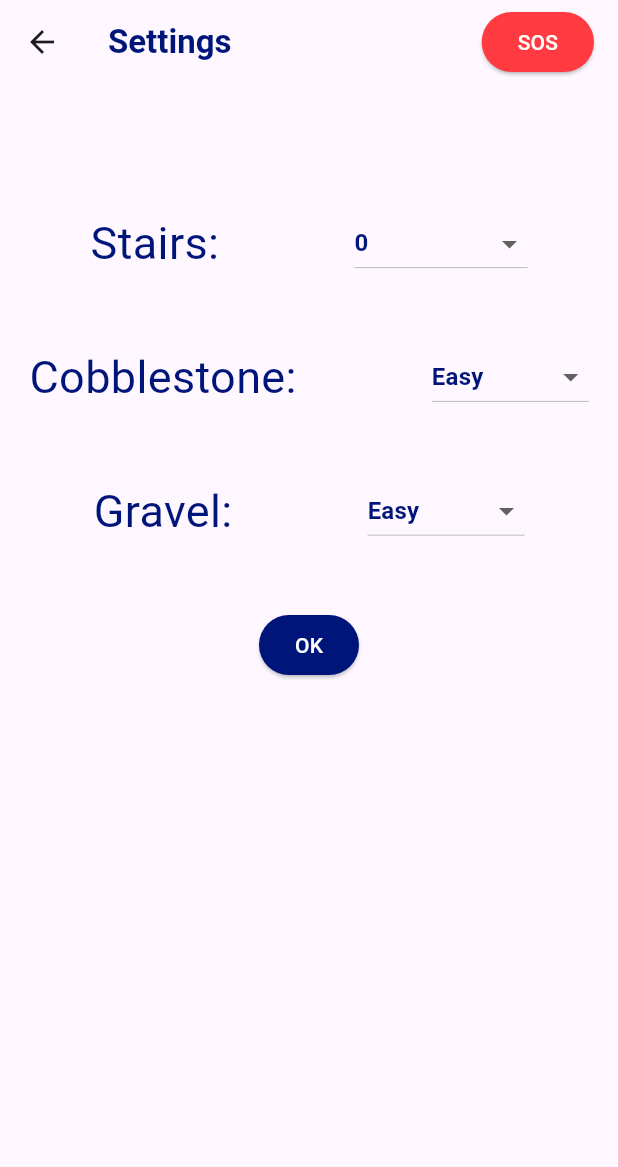
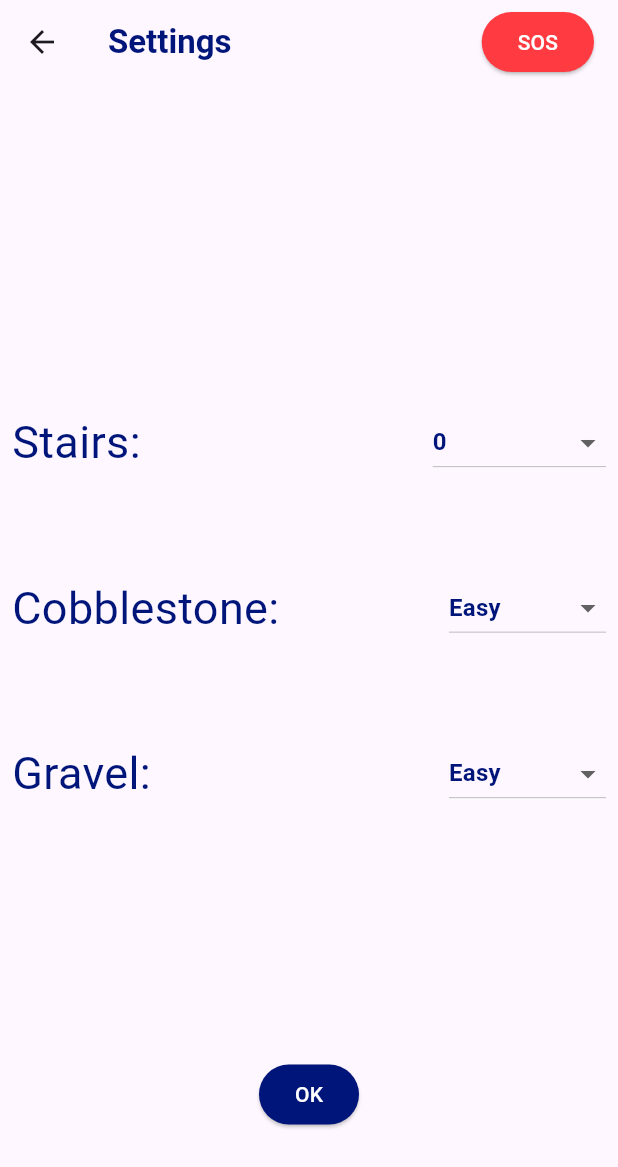
Before and after one commit to SunJet72/ableapp-front, a Flutter app: the SettingsScreen screen opened directly, on a phone screen of 412 x 824 dp. Shown: the top 1167 px of the screen. Run offline on Flutter 3.47's test engine with Material 3 defaults, Android fonts, the phone set to English and light mode, and no system bars; our stand-ins replace equatable, flutter_bloc, flutter_map, flutter_native_splash, get_it, latlong2 and 2 more; missing offline and left inert: flutter_dial_knob, flutter_map_location_marker.

Commit message:
design fix

```diff
--- a/lib/features/maps/presentation/screens/settings_screen.dart
+++ b/lib/features/maps/presentation/screens/settings_screen.dart
@@ -215,7 +215,10 @@ class _SettingsScreenState extends State<SettingsScreen> {
         ),
       ),
       body: Center(
+        child: Padding(
+          padding: const EdgeInsets.all(8.0),
           child: Column(
+            mainAxisAlignment: MainAxisAlignment.spaceEvenly,
             children: [
               SizedBox(height: MediaQuery.of(context).size.height * 0.1),
 
@@ -228,7 +231,8 @@ class _SettingsScreenState extends State<SettingsScreen> {
                         "Stairs: ",
                         style: TextStyle(color: AppColors.appBlue, fontSize: 30),
                       ),
-                    SizedBox(width: MediaQuery.of(context).size.width * 0.2),
+                      //SizedBox(width: MediaQuery.of(context).size.width * 0.2),
+                      Spacer(),
                       DropdownButton<StairsEnum>(
                         value: state.stairs,
                         items: const [
@@ -328,8 +332,8 @@ class _SettingsScreenState extends State<SettingsScreen> {
                 },
               ),
 
-            SizedBox(height: MediaQuery.of(context).size.height * 0.05),
-
+              //SizedBox(height: MediaQuery.of(context).size.height * 0.05),
+             // Spacer(),
               BlocBuilder<UserBloc, UserState>(
                 builder: (context, state) {
                   return Row(
@@ -339,7 +343,8 @@ class _SettingsScreenState extends State<SettingsScreen> {
                         "Cobblestone: ",
                         style: TextStyle(color: AppColors.appBlue, fontSize: 30),
                       ),
-                    SizedBox(width: MediaQuery.of(context).size.width * 0.2),
+                      //SizedBox(width: MediaQuery.of(context).size.width * 0.1),
+                       Spacer(),
                       DropdownButton<TerrainEnum>(
                         value: state.sand,
                         items: const [
@@ -418,8 +423,8 @@ class _SettingsScreenState extends State<SettingsScreen> {
                 },
               ),
 
-            SizedBox(height: MediaQuery.of(context).size.height * 0.05),
-
+              //SizedBox(height: MediaQuery.of(context).size.height * 0.05),
+              //Spacer(),
               BlocBuilder<UserBloc, UserState>(
                 builder: (context, state) {
                   return Row(
@@ -429,7 +434,8 @@ class _SettingsScreenState extends State<SettingsScreen> {
                         "Gravel: ",
                         style: TextStyle(color: AppColors.appBlue, fontSize: 30),
                       ),
-                    SizedBox(width: MediaQuery.of(context).size.width * 0.2),
+                       Spacer(),
+                      //SizedBox(width: MediaQuery.of(context).size.width * 0.2),
                       DropdownButton<TerrainEnum>(
                         value: state.gravel,
                         items: const [
@@ -588,6 +594,7 @@ class _SettingsScreenState extends State<SettingsScreen> {
             ],
           ),
         ),
+      ),
     );
   }
 }
--- a/lib/main.dart
+++ b/lib/main.dart
@@ -43,6 +43,7 @@ class AbleApp extends StatelessWidget {
         themeMode: ThemeMode.light,
         theme: AppTheme.light,
       // home:  MainMapScreen(),
+      // Please help me here: ssilka
        //home:  SettingsScreen(),
         home:  const LandingScreen(),
       ),
--- a/pubspec.yaml
+++ b/pubspec.yaml
@@ -27,6 +27,7 @@ dependencies:
   http: ^1.3.0
   url_launcher: ^6.3.1
   geocoding: ^3.0.0
+  share_plus: ^10.1.4
 
 dev_dependencies:
   flutter_test:
```
Also changed, not shown: lib/features/maps/presentation/screens/landing_screen.dart (+7 -2 lines), lib/features/maps/presentation/screens/main_map_screen.dart (+12 -9 lines), pubspec.lock. Lines whose indentation alone changed are shown as unchanged.
